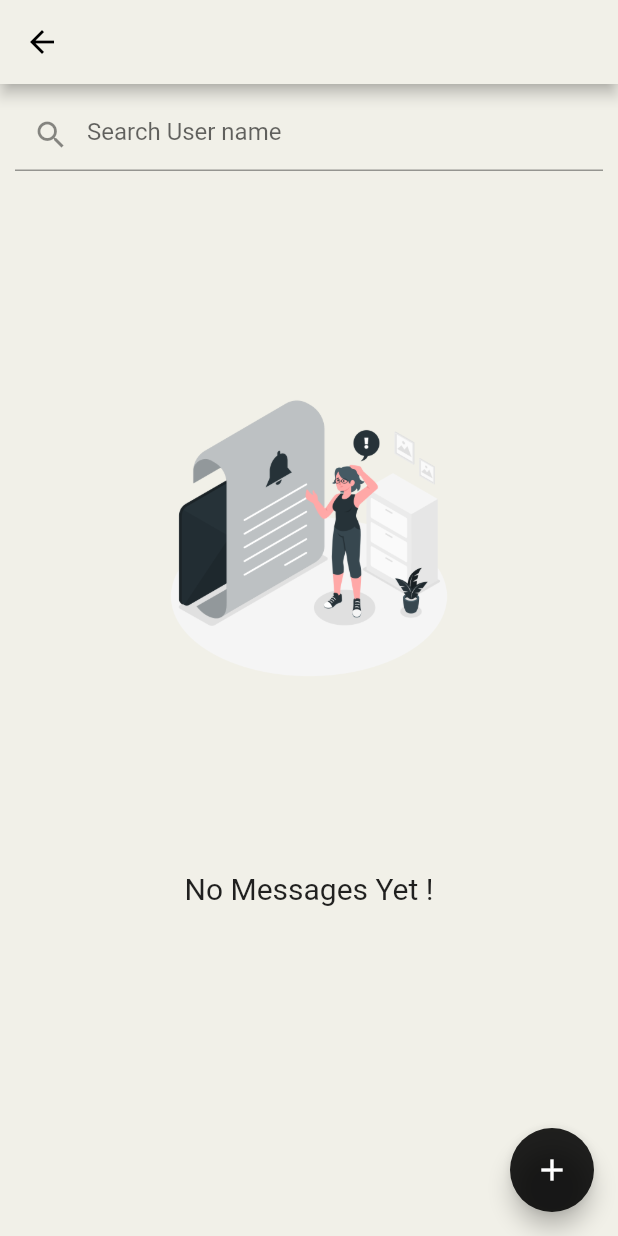
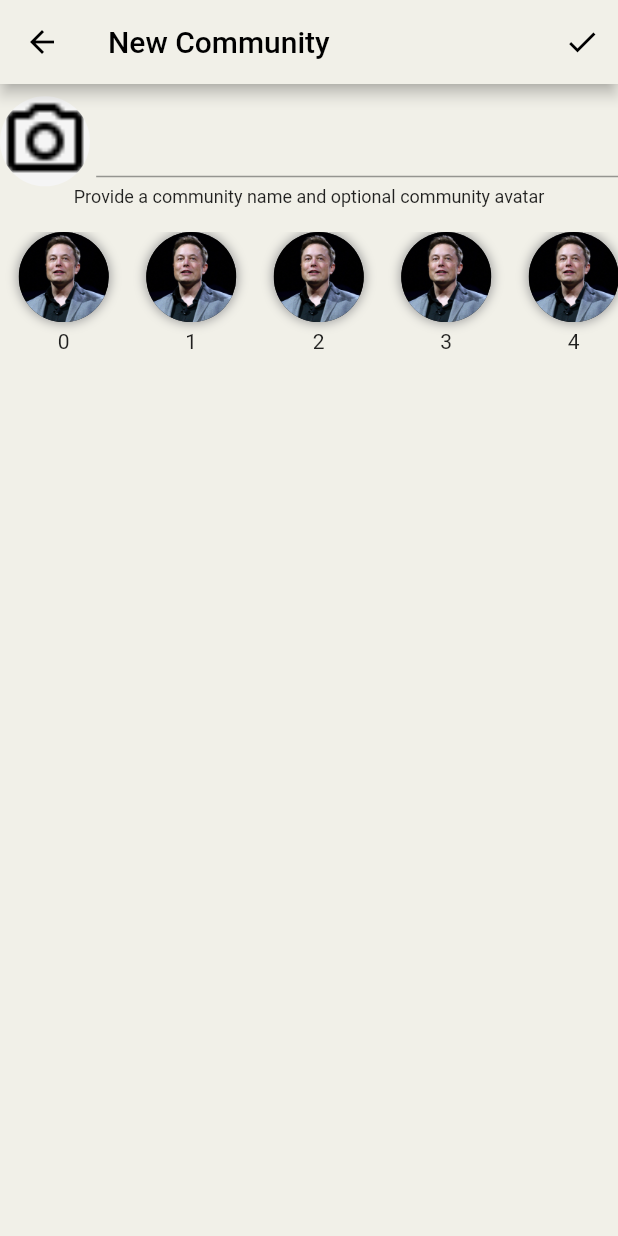
Before and after one commit to imshivamdwivedi/Buddy, a Flutter app: the screen it shows once a user with an empty profile is signed in, item 2 of the bottom bar chosen, after a tap on the "home" icon, after a tap on the "message" icon, on a phone screen of 412 x 824 dp. Run offline on Flutter 3.47's test engine with Material 2 defaults, Android fonts, the phone set to English and light mode, and no system bars; drawn by our look-alikes of flutter_typeahead; our stand-ins replace another_flushbar, firebase_auth, firebase_core, firebase_database, flutter_spinkit, flutter_svg and 4 more; missing offline and left inert: syncfusion_flutter_core; accounts and stored records are empty; statements that could not run were skipped.

Commit message:
added communityIntialInfoScreen

```diff
--- /dev/null
+++ b/lib/chat/group/screens/community_intial_info_screen.dart
@@ -0,0 +1,118 @@
+import 'package:buddy/constants.dart';
+import 'package:flutter/material.dart';
+
+class CommunityIntialInfoCreateScreen extends StatefulWidget {
+  static const routeName = '/Community-intial-info';
+  const CommunityIntialInfoCreateScreen({Key? key}) : super(key: key);
+
+  @override
+  _CommunityIntialInfoCreateScreenState createState() =>
+      _CommunityIntialInfoCreateScreenState();
+}
+
+class _CommunityIntialInfoCreateScreenState
+    extends State<CommunityIntialInfoCreateScreen> {
+  @override
+  Widget build(BuildContext context) {
+    Size size = MediaQuery.of(context).size;
+    return Scaffold(
+      appBar: AppBar(
+        backgroundColor: kPrimaryColor,
+        iconTheme: IconThemeData(color: Colors.black),
+        title: Text(
+          "New Community",
+          style: TextStyle(color: Colors.black),
+        ),
+        actions: [
+          IconButton(
+              onPressed: () {},
+              icon: Icon(
+                Icons.done,
+              ))
+        ],
+      ),
+      body: Container(
+        margin: EdgeInsets.symmetric(vertical: size.height * 0.01),
+        child: Column(
+          children: [
+            Row(
+              children: [
+                CircleAvatar(
+                  backgroundColor: Colors.grey[100],
+                  radius: 30,
+                  backgroundImage: AssetImage(
+                    'assets/icons/camera.png',
+                  ),
+                ),
+                SizedBox(width: size.width * 0.01),
+                Expanded(
+                  child: TextField(
+                    cursorColor: Colors.black,
+                    decoration: InputDecoration(
+                      border: UnderlineInputBorder(
+                        borderSide: BorderSide(color: Colors.black),
+                      ),
+                    ),
+                  ),
+                ),
+              ],
+            ),
+            Row(
+              mainAxisAlignment: MainAxisAlignment.center,
+              children: [
+                Text(
+                  "Provide a community name and optional community avatar",
+                  style: TextStyle(fontSize: 12),
+                ),
+              ],
+            ),
+            SizedBox(
+              height: size.height * 0.02,
+            ),
+            Row(
+              children: [
+                Flexible(
+                  child: SizedBox(
+                    height: MediaQuery.of(context).size.width * 0.3,
+                    child: ListView.builder(
+                        shrinkWrap: true,
+                        scrollDirection: Axis.horizontal,
+                        itemCount: 10,
+                        itemBuilder: (BuildContext context, int index) {
+                          return Container(
+                              width: 85,
+                              child: Column(
+                                children: [
+                                  Container(
+                                    decoration: BoxDecoration(
+                                      shape: BoxShape.circle,
+                                      boxShadow: [
+                                        BoxShadow(
+                                            blurRadius: 5,
+                                            color: Colors.grey,
+                                            spreadRadius: 1)
+                                      ],
+                                    ),
+                                    child: CircleAvatar(
+                                      radius: 30,
+                                      backgroundImage:
+                                          AssetImage('assets/images/elon.jpg'),
+                                    ),
+                                  ),
+                                  SizedBox(
+                                    height: 5,
+                                  ),
+                                  Text('${index}')
+                                ],
+                              ));
+                        }),
+                  ),
+                )
+              ],
+            )
+          ],
+        ),
+      ),
+    );
+  }
+}
--- a/lib/main.dart
+++ b/lib/main.dart
@@ -1,6 +1,7 @@
 import 'package:buddy/auth/sign_in.dart';
 import 'package:buddy/auth/sign_up.dart';
 import 'package:buddy/auth/verify.dart';
+import 'package:buddy/chat/group/screens/community_intial_info_screen.dart';
 import 'package:buddy/chat/models/chat_list_provider.dart';
 import 'package:buddy/chat/models/chat_search_provider.dart';
 import 'package:buddy/notification/model/notification_provider.dart';
@@ -102,6 +103,8 @@ class MyApp extends StatelessWidget {
           SearchScreen.routeName: (cts) => SearchScreen(),
           SearchConnectionScreen.routeName: (ctx) => SearchConnectionScreen(),
           CreateCommunityScreen.routeName: (ctx) => CreateCommunityScreen(),
+          CommunityIntialInfoCreateScreen.routeName: (ctx) =>
+              CommunityIntialInfoCreateScreen()
         },
       ),
     );
--- a/lib/user/screens/user_dashboard_pages.dart/home.dart
+++ b/lib/user/screens/user_dashboard_pages.dart/home.dart
@@ -1,3 +1,4 @@
+import 'package:buddy/chat/group/screens/community_intial_info_screen.dart';
 import 'package:buddy/chat/models/chat_list_provider.dart';
 import 'package:buddy/chat/screens/user_chat_list.dart';
 import 'package:buddy/components/searchbar.dart';
@@ -138,8 +139,8 @@ class _UserHomeState extends State<UserHome> {
                           //       new CustomLoader().buildLoader(context),
                           // );
 
-                          Navigator.of(context)
-                              .pushNamed(UserChatList.routeName);
+                          Navigator.of(context).pushNamed(
+                              CommunityIntialInfoCreateScreen.routeName);
 
                           // Navigator.of(context).push(
                           //   MaterialPageRoute(
```
Also changed, not shown: assets/icons/camera.png (added).
